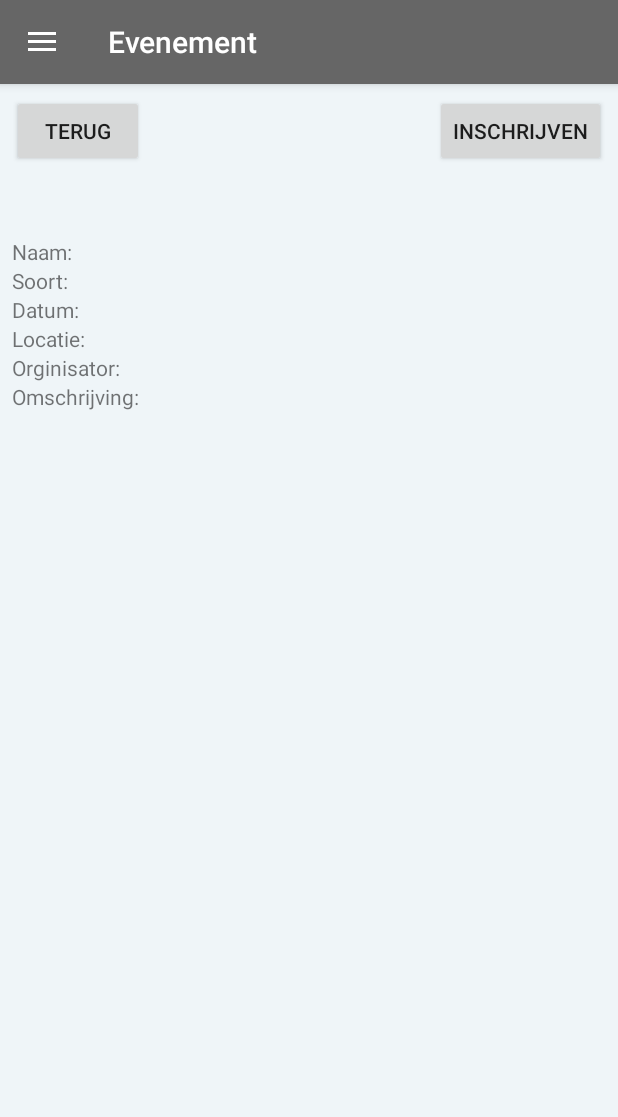
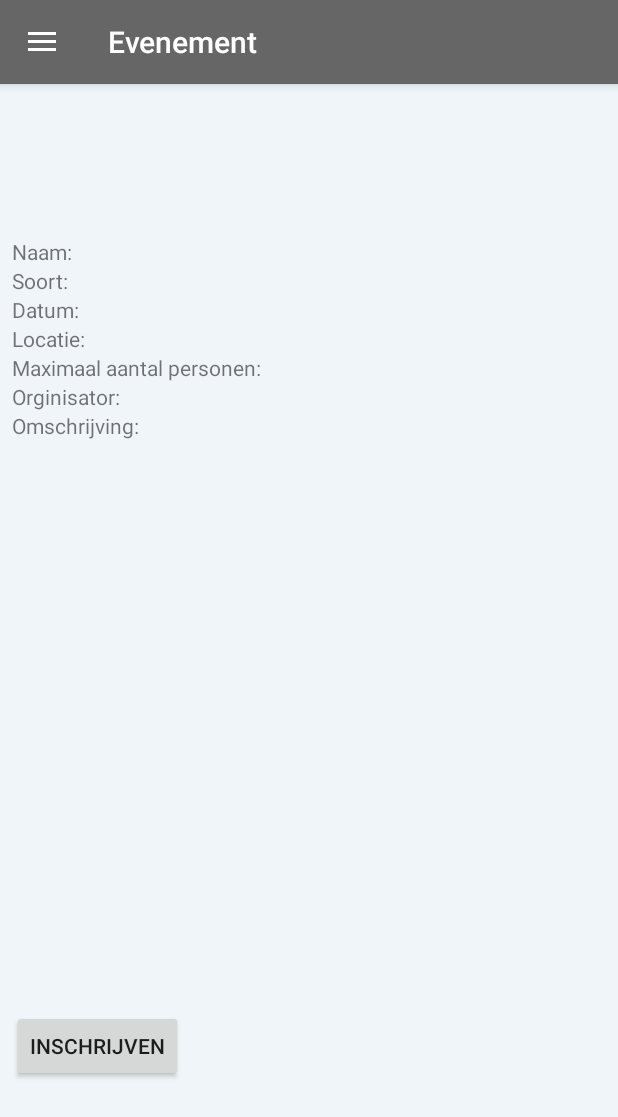
Before and after one commit to sdenboer/bp3, an Android app: the fragment EventPage placed in its activity, on a phone screen of 412 x 824 dp. Shown: the top 1117 px of the screen. Run offline under Robolectric (Android 15) with nearby library versions, the phone set to English and light mode, and no system bars; our stand-ins replace Volley, data binding; 8 statements that could not run were skipped.

Commit message:
save 2 april middag

```diff
--- a/app/src/main/java/com/example/bp3/views/fragments/Event/EventPage.java
+++ b/app/src/main/java/com/example/bp3/views/fragments/Event/EventPage.java
@@ -7,6 +7,7 @@ import android.view.LayoutInflater;
 import android.view.View;
 import android.view.ViewGroup;
 import android.widget.Button;
+import android.widget.TextView;
 
 import com.example.bp3.R;
 import com.example.bp3.service.models.AanbodEvent;
@@ -19,21 +20,23 @@ public class EventPage extends ViewFragment{
     @Override
     public View onCreateView(LayoutInflater inflater, ViewGroup container, Bundle savedInstanceState) {
         View view = inflater.inflate(R.layout.fragment_eventpage, container, false);
+        event = (AanbodEvent) getArguments().getSerializable("event");
+        Button btnInschrijf = (Button) view.findViewById(R.id.EventbtnInschrijf);
 
-        Button btnTerug = (Button) view.findViewById(R.id.EventBtnTerug);
-        Button btnInschrijf = (Button) view.findViewById(R.id.EventbtnInschrijf);
-        event = (AanbodEvent) getArguments().getSerializable("event");
-
-        //code
-
-        //code
-
-        btnTerug.setOnClickListener(v -> {
-            FragmentTransaction t = this.getFragmentManager().beginTransaction();
-            Fragment frag = new Event();
-            t.replace(R.id.fragment_container, frag);
-            t.commit();
-        });
+        TextView txtNaam = (TextView) view.findViewById(R.id.textNaamevent);
+        txtNaam.setText("Naam: " +  event.getNaam());
+        TextView txtSoort = (TextView) view.findViewById(R.id.textSoortevent);
+        txtSoort.setText("Soort event: " +  event.getSoort().getSoort());
+        TextView txtDatum = (TextView) view.findViewById(R.id.textDatumevent);
+        txtDatum.setText("Datum: " +  event.getDatumentijd());
+        TextView txtLocatie = (TextView) view.findViewById(R.id.textLocatieevent);
+        txtLocatie.setText("Locatie: " +  event.getLocatie());
+        TextView txtAantalp = (TextView) view.findViewById(R.id.textAantalpevent);
+        txtAantalp.setText("Maximaal aantal personen: " +  event.getAantalPersonen());
+        TextView txtContact = (TextView) view.findViewById(R.id.textContactPevent);
+        txtContact.setText("Contactpersoon: " +  event.getAccount().getEmail());
+        TextView txtOmschrijf = (TextView) view.findViewById(R.id.textOmschrijvingevent);
+        txtOmschrijf.setText("Omschrijving: " +  event.getOmschrijving());
 
         btnInschrijf.setOnClickListener(v -> {
             //code
--- a/app/src/main/res/layout/fragment_eventpage.xml
+++ b/app/src/main/res/layout/fragment_eventpage.xml
@@ -6,25 +6,6 @@
     android:layout_width="match_parent"
     android:layout_height="match_parent">
 
-    <Button
-        android:id="@+id/EventBtnTerug"
-        android:layout_width="wrap_content"
-        android:layout_height="wrap_content"
-        android:layout_marginStart="8dp"
-        android:layout_marginTop="8dp"
-        android:text= "@string/event_terugbtn"
-        app:layout_constraintStart_toStartOf="parent"
-        app:layout_constraintTop_toTopOf="parent" />
-
-    <Button
-        android:id="@+id/EventbtnInschrijf"
-        android:layout_width="wrap_content"
-        android:layout_height="wrap_content"
-        android:layout_marginTop="8dp"
-        android:layout_marginEnd="8dp"
-        android:text="@string/event_inschrijfbtn"
-        app:layout_constraintEnd_toEndOf="parent"
-        app:layout_constraintTop_toTopOf="parent" />
 
     <GridLayout
         android:layout_width="match_parent"
@@ -35,63 +16,75 @@
         android:layout_marginBottom="8dp"
         app:layout_constraintBottom_toBottomOf="parent"
         app:layout_constraintEnd_toEndOf="parent"
+        app:layout_constraintHorizontal_bias="0.0"
         app:layout_constraintStart_toStartOf="parent"
         app:layout_constraintTop_toTopOf="parent">
 
-        <TextView
-            android:id="@+id/textNaam"
+        <Button
+            android:id="@+id/EventbtnInschrijf"
             android:layout_width="wrap_content"
             android:layout_height="wrap_content"
-            android:text="@string/eventpage_naam"
-            />
+            android:layout_row="9"
+            android:layout_column="0"
+            android:text="@string/event_inschrijfbtn" />
 
         <TextView
-            android:id="@+id/textSoort"
+            android:id="@+id/textNaamevent"
             android:layout_width="wrap_content"
             android:layout_height="wrap_content"
             android:layout_row="1"
             android:layout_column="0"
-            android:text="@string/eventpage_soort"
-            />
+            android:text="@string/eventpage_naam" />
 
         <TextView
-            android:id="@+id/textDatum"
+            android:id="@+id/textSoortevent"
             android:layout_width="wrap_content"
             android:layout_height="wrap_content"
             android:layout_row="2"
+            android:layout_column="0"
+            android:text="@string/eventpage_soort" />
+
+        <TextView
+            android:id="@+id/textDatumevent"
+            android:layout_width="wrap_content"
+            android:layout_height="wrap_content"
+            android:layout_row="3"
             android:layout_column="0"
             android:text="@string/eventpage_datum"
 
             />
 
         <TextView
-            android:id="@+id/textLocatie"
-            android:layout_width="wrap_content"
-            android:layout_height="wrap_content"
-            android:layout_row="3"
-            android:layout_column="0"
-            android:text="@string/eventpage_Locatie"
-
-            />
-
-        <TextView
-            android:id="@+id/textContactP"
+            android:id="@+id/textLocatieevent"
             android:layout_width="wrap_content"
             android:layout_height="wrap_content"
             android:layout_row="4"
             android:layout_column="0"
-            android:text="@string/eventpage_contact"
-            />
-
+            android:text="@string/eventpage_locatie"/>
 
         <TextView
-            android:id="@+id/textOmschrijving"
+            android:id="@+id/textAantalpevent"
             android:layout_width="wrap_content"
             android:layout_height="wrap_content"
             android:layout_row="5"
             android:layout_column="0"
-            android:text="@string/eventpage_omschrijving"
-            />
+            android:text="@string/eventpage_aantalp"/>
+        <TextView
+            android:id="@+id/textContactPevent"
+            android:layout_width="wrap_content"
+            android:layout_height="wrap_content"
+            android:layout_row="6"
+            android:layout_column="0"
+            android:text="@string/eventpage_contact" />
+
+
+        <TextView
+            android:id="@+id/textOmschrijvingevent"
+            android:layout_width="wrap_content"
+            android:layout_height="wrap_content"
+            android:layout_row="7"
+            android:layout_column="0"
+            android:text="@string/eventpage_omschrijving" />
 
     </GridLayout>
 </android.support.constraint.ConstraintLayout>
--- a/app/src/main/res/values/strings.xml
+++ b/app/src/main/res/values/strings.xml
@@ -41,7 +41,8 @@
     <string name="eventpage_naam">Naam: </string>
     <string name="eventpage_soort">Soort: </string>
     <string name="eventpage_datum">Datum: </string>
-    <string name="eventpage_Locatie">Locatie: </string>
+    <string name="eventpage_locatie">Locatie: </string>
+    <string name="eventpage_aantalp">Maximaal aantal personen: </string>
     <string name="eventpage_contact">Orginisator: </string>
     <string name="eventpage_omschrijving">Omschrijving: </string>
 
```
Also changed, not shown: app/src/main/java/com/example/bp3/service/models/AanbodEvent.java (+19 -6 lines), app/src/main/java/com/example/bp3/service/repository/EventRepository.java (+12 -6 lines), app/src/main/java/com/example/bp3/views/fragments/Event/Event.java (+9 -16 lines).
